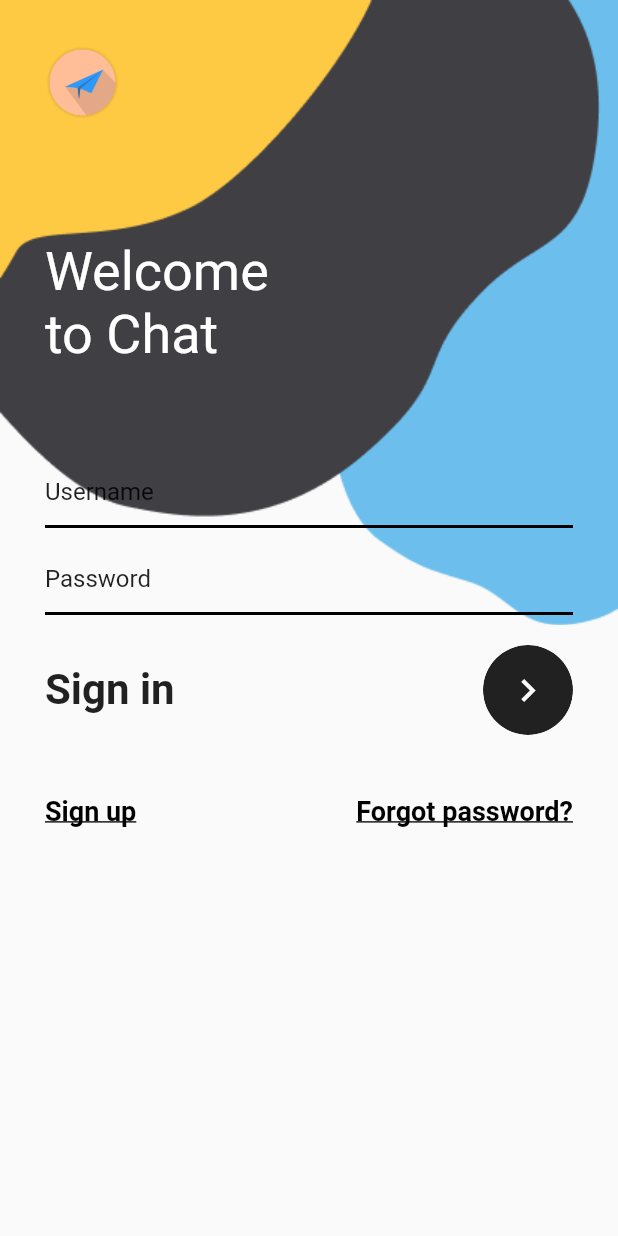
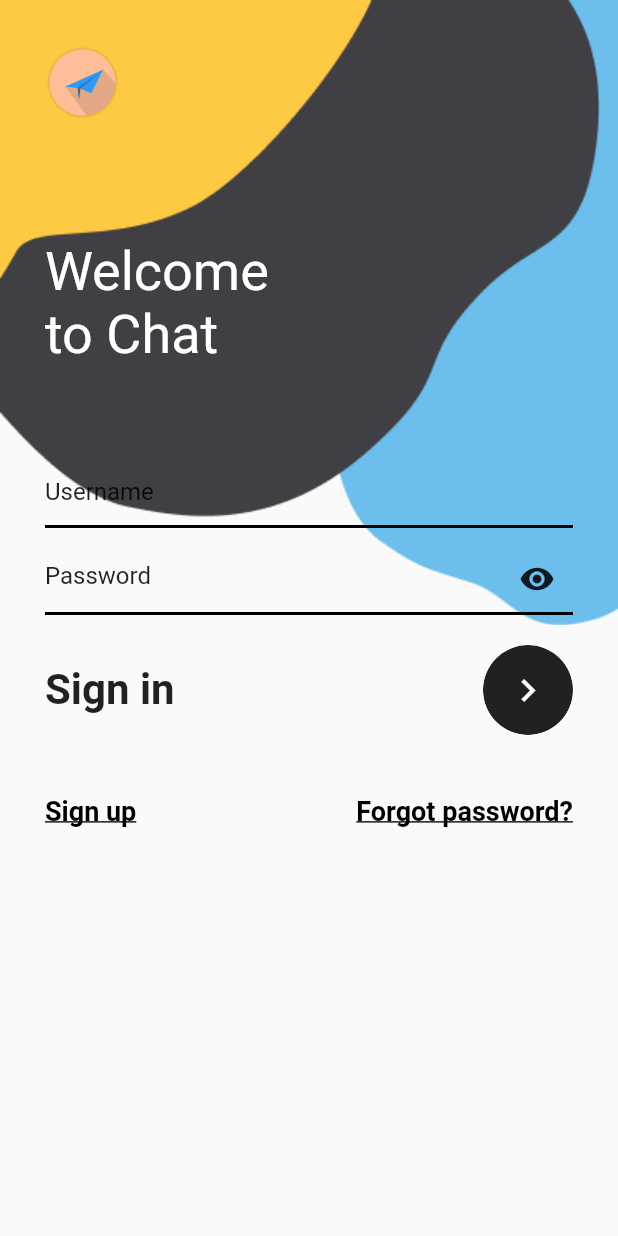
Before and after one commit to darijavan/chat, a Flutter app: the screen it shows after launch, after a tap on the "keyboard arrow right" icon, on a phone screen of 412 x 824 dp. Run offline on Flutter 3.47's test engine with Material 2 defaults, Android fonts, the phone set to English and light mode, and no system bars; our stand-ins replace shared_preferences, sqflite; accounts and stored records are empty.

Commit message:
add needed custom text field to signin screen

```diff
--- a/mobile/lib/src/view/screen/signin.dart
+++ b/mobile/lib/src/view/screen/signin.dart
@@ -3,6 +3,8 @@ import 'package:mobile/src/constant/styles.dart';
 import 'package:mobile/src/util/route.dart';
 import 'package:mobile/src/view/screen/signup.dart';
 import 'package:mobile/src/view/widget/buttons.dart';
+import 'package:mobile/src/view/widget/custom_text_field.dart';
+import 'package:mobile/src/view/widget/toast.dart';
 
 class SigninScreen extends StatefulWidget {
   @override
@@ -45,21 +47,15 @@ class _SigninScreenState extends State<SigninScreen> {
                 SizedBox(
                   height: 60,
                 ),
-                TextField(
-                  decoration: InputDecoration(
-                    hintText: 'Username',
-                    hintStyle: ChatStyles.hintStyle,
-                  ),
+                CustomTextField(
+                  'Username',
                 ),
                 SizedBox(
                   height: 10.0,
                 ),
-                TextField(
+                CustomTextField(
+                  'Password',
                   obscureText: true,
-                  decoration: InputDecoration(
-                    hintText: 'Password',
-                    hintStyle: ChatStyles.hintStyle,
-                  ),
                 ),
                 SizedBox(
                   height: 20.0,
@@ -79,7 +75,12 @@ class _SigninScreenState extends State<SigninScreen> {
                         color: Colors.white,
                         size: 30,
                       ),
-                      onTap: () {},
+                      onTap: () {
+                        Toast.show(
+                          context,
+                          'Sign in...',
+                        );
+                      },
                     ),
                   ],
                 ),
```
